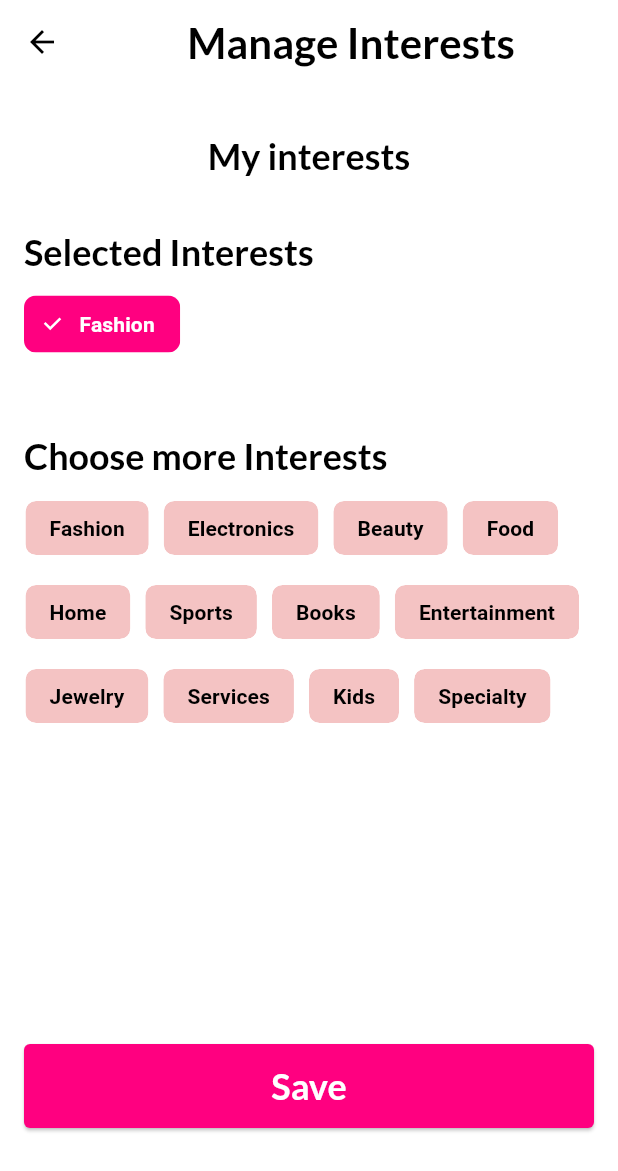
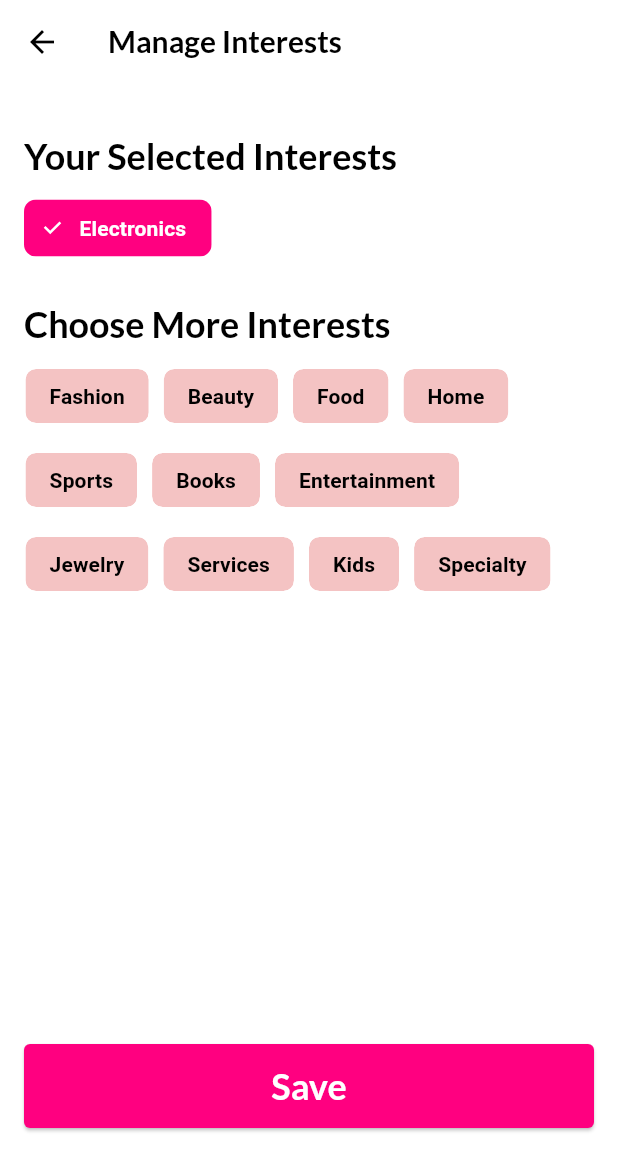
Before and after one commit to adala-wanyande/soko-v2, a Flutter app: the ManageInterestScreen screen opened directly, after a tap on "Fashion", on a phone screen of 412 x 824 dp. Shown: the top 1171 px of the screen. Run offline on Flutter 3.47's test engine with Material 3 defaults, Android fonts, the phone set to English and light mode, and no system bars; our stand-ins replace carousel_slider, dots_indicator, firebase_auth, firebase_core, flutter_riverpod, google_fonts and 1 more; accounts and stored records are empty.

Commit message:
fix: button contrast issue and app bar alignment

```diff
--- a/lib/screens/profile/manage_interests.dart
+++ b/lib/screens/profile/manage_interests.dart
@@ -5,12 +5,14 @@ class ManageInterestScreen extends StatefulWidget {
   const ManageInterestScreen({super.key});
 
   @override
-  // ignore: library_private_types_in_public_api
   _ManageInterestPageState createState() => _ManageInterestPageState();
 }
 
 class _ManageInterestPageState extends State<ManageInterestScreen> {
-  List<String> selectedInterests = [];
+  List<String> selectedInterests = [
+    'Fashion',
+    'Electronics'
+  ]; // Default selected interests
 
   List<String> interests = [
     "Fashion",
@@ -33,7 +35,7 @@ class _ManageInterestPageState extends State<ManageInterestScreen> {
 
   void toggleInterest(String interest) {
     setState(() {
-      if (selectedInterests.contains(interest)) {
+      if (isSelected(interest)) {
         selectedInterests.remove(interest);
       } else {
         selectedInterests.add(interest);
@@ -45,27 +47,12 @@ class _ManageInterestPageState extends State<ManageInterestScreen> {
   Widget build(BuildContext context) {
     return Scaffold(
       appBar: AppBar(
-        title: Center(
-          child: Text(
-            "Manage Interests",
-            style: Theme.of(context).textTheme.headlineMedium,
-          ),
-        ),
+        title: const Text('Manage Interests'),
       ),
       backgroundColor: Colors.white,
       body: Column(
         crossAxisAlignment: CrossAxisAlignment.stretch,
         children: [
-          const SizedBox(height: 32.0),
-          Center(
-            child: Padding(
-              padding: const EdgeInsets.symmetric(horizontal: 16.0),
-              child: Text(
-                'My interests',
-                style: Theme.of(context).textTheme.headlineSmall,
-              ),
-            ),
-          ),
           const SizedBox(height: 32.0),
           Expanded(
             child: Padding(
@@ -78,7 +65,7 @@ class _ManageInterestPageState extends State<ManageInterestScreen> {
                       crossAxisAlignment: CrossAxisAlignment.stretch,
                       children: [
                         Text(
-                          'Selected Interests',
+                          'Your Selected Interests',
                           style: Theme.of(context).textTheme.headlineSmall,
                         ),
                         const SizedBox(height: 8.0),
@@ -89,20 +76,20 @@ class _ManageInterestPageState extends State<ManageInterestScreen> {
                             return _buildInterestChip(interest, true);
                           }).toList(),
                         ),
-                        const SizedBox(height: 16.0),
-                        const Divider(),
-                        const SizedBox(height: 16.0),
+                        const SizedBox(height: 24.0),
                       ],
                     ),
                   Text(
-                    'Choose more Interests',
+                    'Choose More Interests',
                     style: Theme.of(context).textTheme.headlineSmall,
                   ),
                   const SizedBox(height: 8.0),
                   Wrap(
                     spacing: 8.0,
                     runSpacing: 8.0,
-                    children: interests.map((interest) {
+                    children: interests
+                        .where((i) => !selectedInterests.contains(i))
+                        .map((interest) {
                       return _buildInterestChip(interest, false);
                     }).toList(),
                   ),
@@ -130,12 +117,15 @@ class _ManageInterestPageState extends State<ManageInterestScreen> {
                     borderRadius: BorderRadius.circular(4.0),
                   )),
               child: Padding(
-                padding: const EdgeInsets.symmetric(vertical: 12.0),
-                child: Text('Save',
+                  padding: const EdgeInsets.symmetric(vertical: 12.0),
+                  child: Text(
+                    'Save',
                     style: Theme.of(context).textTheme.headlineSmall!.copyWith(
-                          color: Colors.white,
-                        )),
-              ),
+                          color: selectedInterests.isNotEmpty
+                              ? Colors.white
+                              : Colors.black,
+                        ),
+                  )),
             ),
           ),
         ],
@@ -145,7 +135,12 @@ class _ManageInterestPageState extends State<ManageInterestScreen> {
 
   Widget _buildInterestChip(String interest, bool selected) {
     return ChoiceChip(
-      label: Text(interest),
+      label: Text(
+        interest,
+        style: TextStyle(
+          color: selected ? Colors.white : Colors.black,
+        ),
+      ),
       selected: selected,
       onSelected: (isSelected) {
         toggleInterest(interest);
```
Also changed, not shown: lib/screens/profile/set_up_interests.dart (+14 -8 lines).
